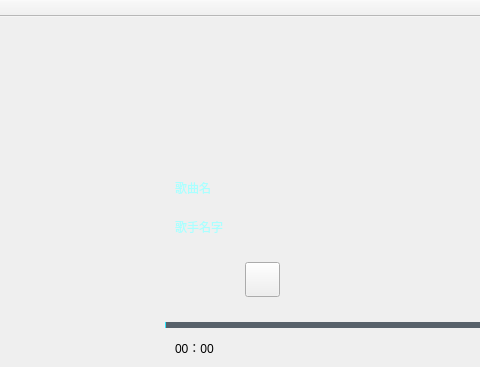
Old version of the form music/mainwindow.ui in the repository 0wriken/Qt-study-note; both pictures show x 235 to 715 and y 0 to 367 of the 1182 by 808 pixel window.
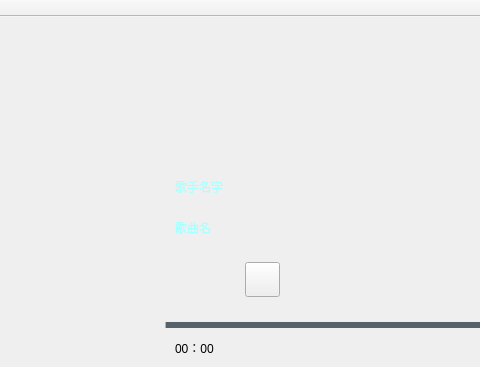
New version of the form. Icons and pictures are not drawn.

The edit to the form file:
```diff
--- a/music/mainwindow.ui
+++ b/music/mainwindow.ui
@@ -380,7 +380,7 @@
      <property name="geometry">
       <rect>
        <x>280</x>
-       <y>50</y>
+       <y>90</y>
        <width>131</width>
        <height>21</height>
       </rect>
@@ -400,7 +400,7 @@
      <property name="geometry">
       <rect>
        <x>280</x>
-       <y>90</y>
+       <y>50</y>
        <width>131</width>
        <height>20</height>
       </rect>
```
Left out of the diff: 61 changed lines with no effect on the pictures.
